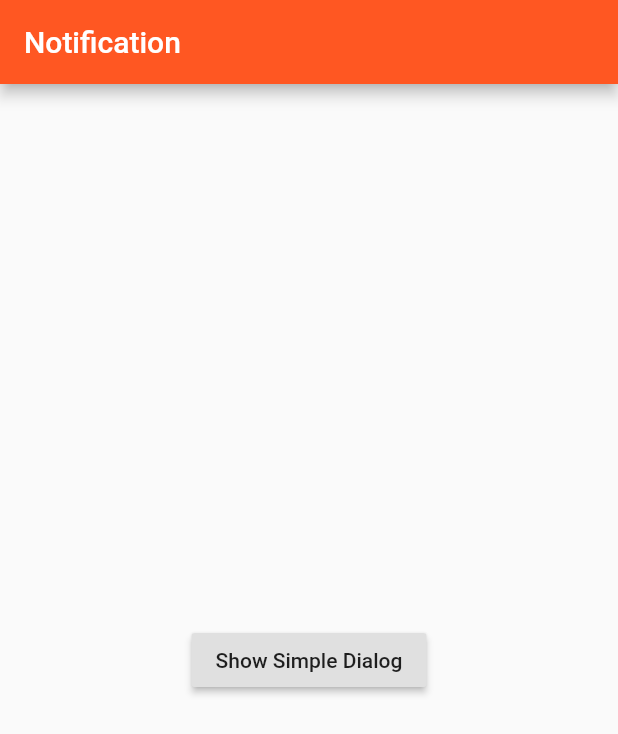
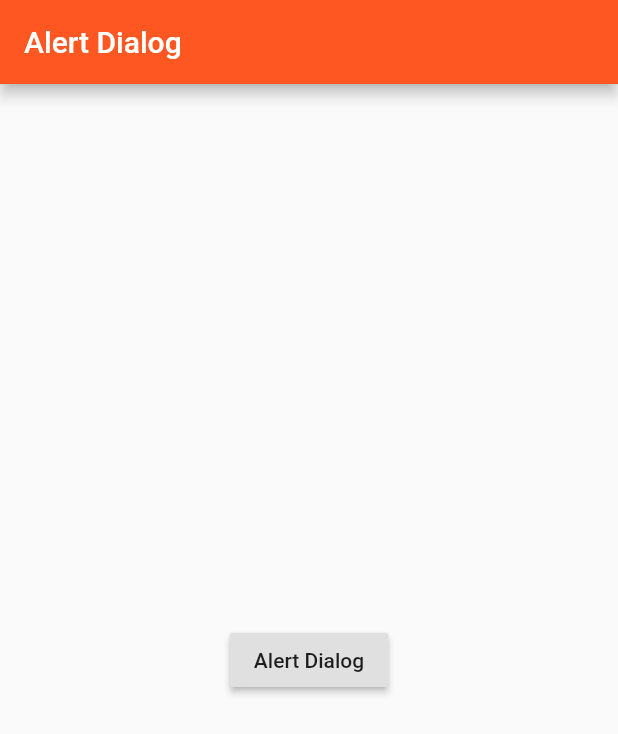
Before and after one commit to Muhamadhabib/flutter_app, a Flutter app: the screen it shows after launch, on a phone screen of 412 x 824 dp. Shown: the top 734 px of the screen. Run offline on Flutter 3.47's test engine with Material 2 defaults, Android fonts, the phone set to English and light mode, and no system bars.

Commit message:
alert dialog

```diff
--- a/flutter_app/lib/main.dart
+++ b/flutter_app/lib/main.dart
@@ -6,9 +6,47 @@ void main(){
 }
 class MyAp extends StatefulWidget{
   @override
-  MySta4 createState() => MySta4();
+  MySta5 createState() => MySta5();
 }
-//dialog
+//alert dialog
+class MySta5 extends State<MyAp>{
+  void dialog(){
+    showDialog(
+      context: context,
+      // ignore: deprecated_member_use
+      child: AlertDialog(
+        title: Text('Warning'),
+        content: Text('Anda Yakin Ingin Keluar'),
+        actions: <Widget>[
+          IconButton(
+            icon: Icon(Icons.close),
+            onPressed: (){
+              Navigator.pop(context);
+            }
+          ),
+        ],
+      ),
+    );
+  }
+  @override
+  Widget build(BuildContext context) {
+    return Scaffold(
+      appBar: AppBar(
+        title: Text('Alert Dialog'),
+        backgroundColor: Colors.deepOrange,
+      ),
+      body: Center(
+        child: RaisedButton(
+          onPressed: (){
+            dialog();
+          },
+          child: Text('Alert Dialog'),
+        ),
+      ),
+    );
+  }
+}
+//simple dialog
 class MySta4 extends State<MyAp>{
   SimpleDialog sd;
   void dialog(){
```
